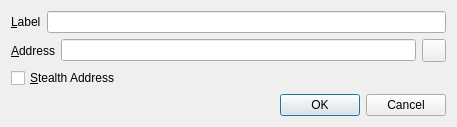
First picture: the form in src/qt/forms/editaddressdialog.ui, repository Konjungate/Konjungate-Core, before the edit.
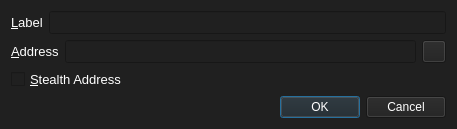
Second picture: the form after the edit. Icons and pictures are not drawn.

The edit to the form file:
```diff
--- a/src/qt/forms/editaddressdialog.ui
+++ b/src/qt/forms/editaddressdialog.ui
@@ -7,20 +7,26 @@
     <x>0</x>
     <y>0</y>
     <width>457</width>
-    <height>126</height>
+    <height>127</height>
    </rect>
   </property>
   <property name="windowTitle">
    <string>Edit Address</string>
   </property>
   <property name="styleSheet">
-   <string notr="true"/>
+   <string notr="true">background-color: rgb(32, 32, 32);
+color: rgb(255, 255, 255);</string>
   </property>
   <layout class="QGridLayout" name="gridLayout_2">
    <item row="0" column="0">
     <layout class="QHBoxLayout" name="horizontalLayout_4">
      <item>
       <widget class="QLabel" name="label">
+       <property name="font">
+        <font>
+         <pointsize>10</pointsize>
+        </font>
+       </property>
        <property name="text">
         <string>&amp;Label</string>
        </property>
@@ -31,6 +37,11 @@
      </item>
      <item>
       <widget class="QLineEdit" name="labelEdit">
+       <property name="font">
+        <font>
+         <pointsize>10</pointsize>
+        </font>
+       </property>
        <property name="toolTip">
         <string>The label associated with this address book entry</string>
        </property>
@@ -42,6 +53,11 @@
     <layout class="QHBoxLayout" name="horizontalLayout_3">
      <item>
       <widget class="QLabel" name="label_2">
+       <property name="font">
+        <font>
+         <pointsize>10</pointsize>
+        </font>
+       </property>
        <property name="text">
         <string>&amp;Address</string>
        </property>
@@ -52,6 +68,11 @@
      </item>
      <item>
       <widget class="QLineEdit" name="addressEdit">
+       <property name="font">
+        <font>
+         <pointsize>10</pointsize>
+        </font>
+       </property>
        <property name="toolTip">
         <string>The address associated with this address book entry. This can only be modified for sending addresses.</string>
        </property>
@@ -78,6 +99,11 @@
    </item>
    <item row="2" column="0">
     <widget class="QCheckBox" name="stealthCB">
+     <property name="font">
+      <font>
+       <pointsize>10</pointsize>
+      </font>
+     </property>
      <property name="text">
       <string>&amp;Stealth Address</string>
      </property>
@@ -85,6 +111,11 @@
    </item>
    <item row="3" column="0">
     <widget class="QDialogButtonBox" name="buttonBox">
+     <property name="font">
+      <font>
+       <pointsize>10</pointsize>
+      </font>
+     </property>
      <property name="orientation">
       <enum>Qt::Horizontal</enum>
      </property>
```
